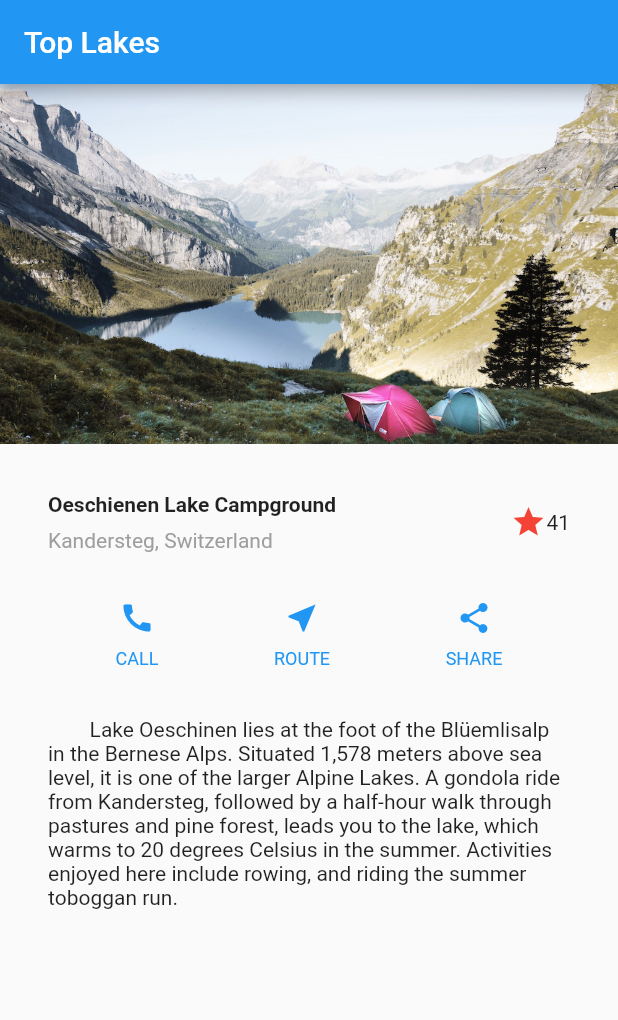
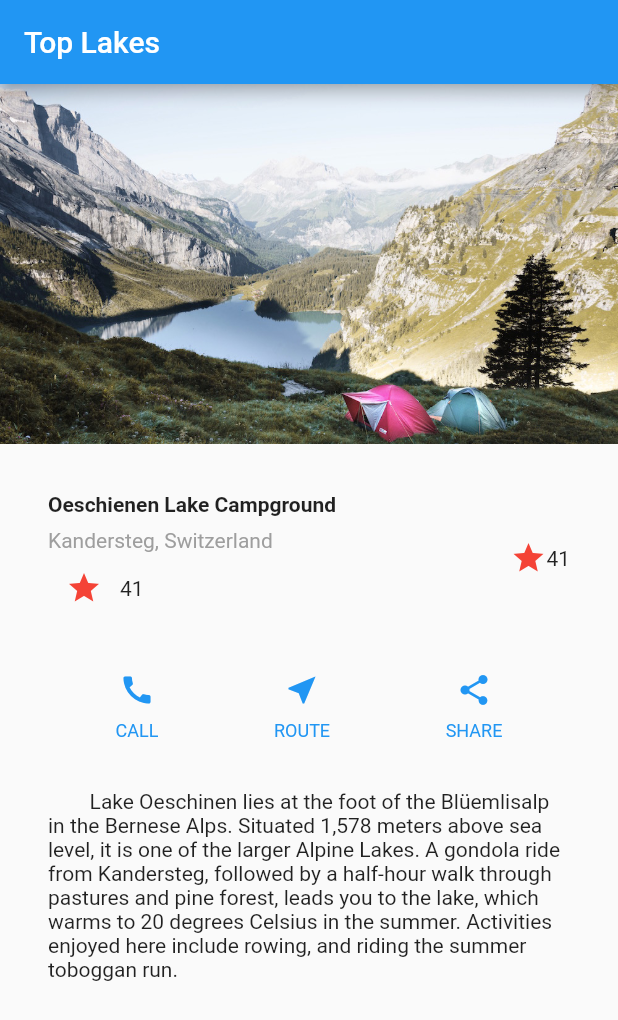
Before and after one commit to IdiotLeon/TutorialBuildingLayouts, a Flutter app: the screen it shows after launch, on a phone screen of 412 x 824 dp. Shown: the top 1020 px of the screen. Run offline on Flutter 3.47's test engine with Material 2 defaults, Android fonts, the phone set to English and light mode, and no system bars.

Commit message:
demo: Adding a stateful widget
Favorite widget

```diff
--- a/lib/main.dart
+++ b/lib/main.dart
@@ -28,6 +28,7 @@ class MyApp extends StatelessWidget {
                     color: Colors.grey[500],
                   ),
                 ),
+                FavoriteWidget(),
               ],
             ),
           ),
@@ -108,3 +109,50 @@ class MyApp extends StatelessWidget {
     );
   }
 }
+
+class FavoriteWidget extends StatefulWidget {
+  @override
+  _FavoriteWidgetState createState() => _FavoriteWidgetState();
+}
+
+class _FavoriteWidgetState extends State<FavoriteWidget> {
+  bool _isFavorite = true;
+  int _favoriteCount = 41;
+
+  void _toggleFavorite() {
+    setState(() {
+      // If the lake is currently favorited, unfavorite it
+      if (_isFavorite) {
+        _favoriteCount -= 1;
+        _isFavorite = false;
+        // Otherwise, favorite it
+      } else {
+        _favoriteCount += 1;
+        _isFavorite = true;
+      }
+    });
+  }
+
+  @override
+  Widget build(BuildContext context) {
+    return Row(
+      mainAxisSize: MainAxisSize.min,
+      children: [
+        Container(
+          padding: EdgeInsets.all(0.0),
+          child: IconButton(
+            icon: (_isFavorite ? Icon(Icons.star) : Icon(Icons.star_border)),
+            color: Colors.red[500],
+            onPressed: _toggleFavorite,
+          ),
+        ),
+        SizedBox(
+          width: 18.0,
+          child: Container(
+            child: Text('$_favoriteCount'),
+          ),
+        ),
+      ],
+    );
+  }
+}
```
